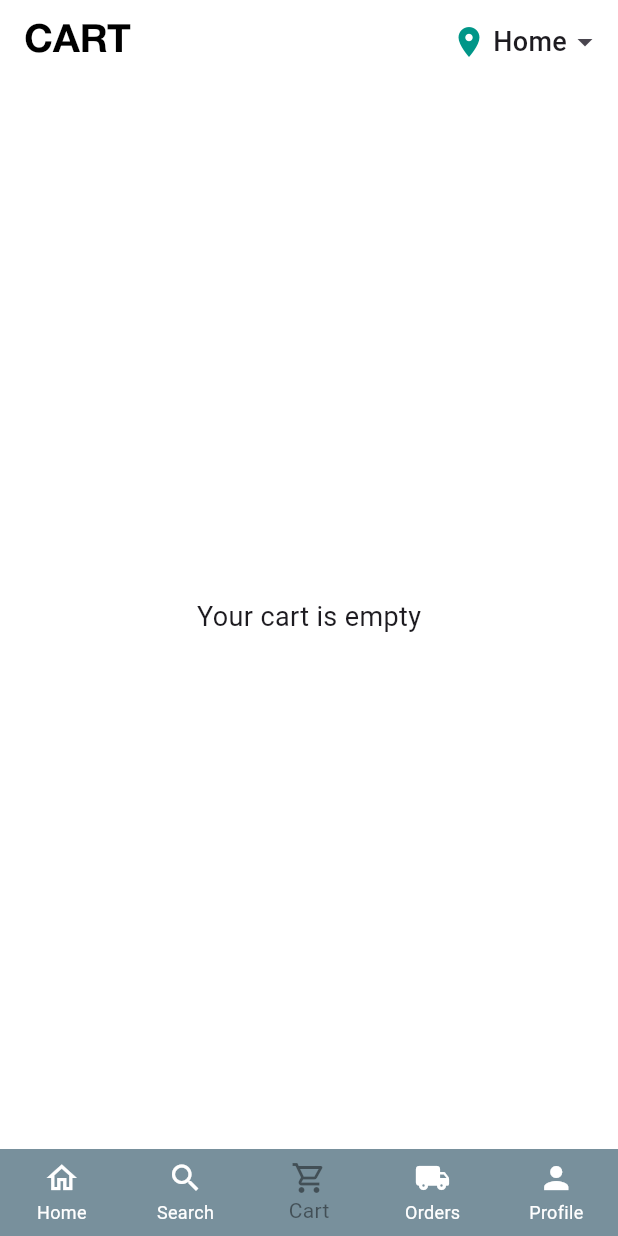
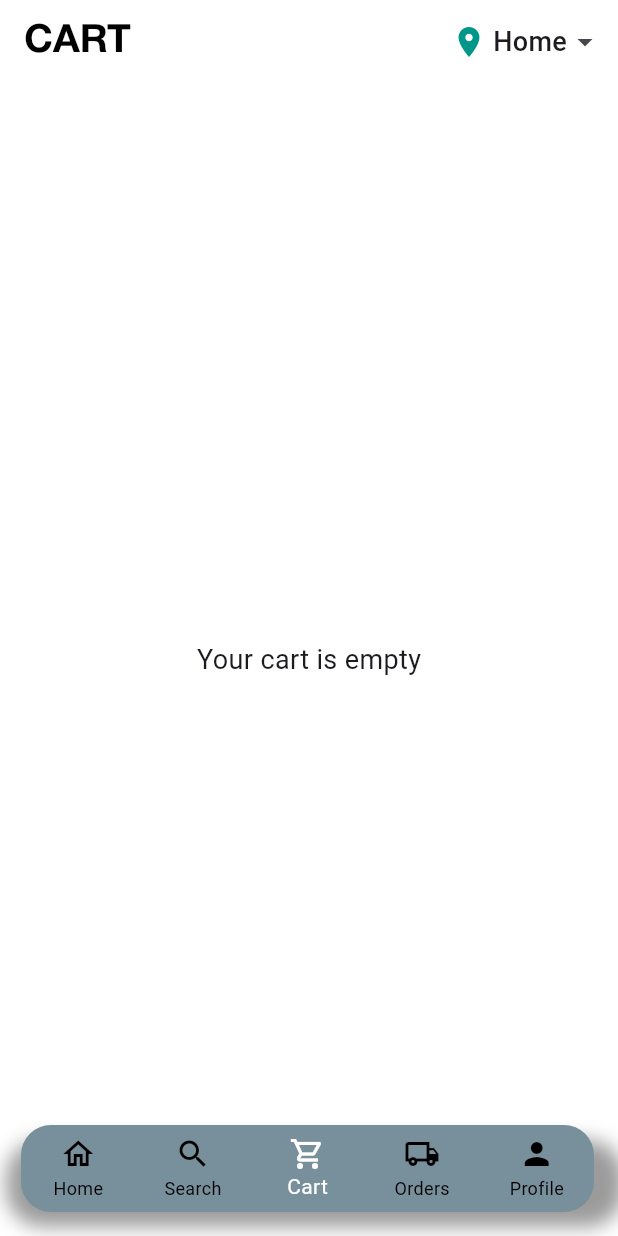
Before and after one commit to Ashwin-650/fish-and-meat-app, a Flutter app: the Myhomepage screen opened directly, item 3 of the bottom bar chosen, on a phone screen of 412 x 824 dp. Run offline on Flutter 3.47's test engine with Material 3 defaults, Android fonts, the phone set to English and light mode, and no system bars; our stand-ins replace carousel_slider, file_picker, firebase_core, firebase_messaging, flutter_carousel_widget, get and 4 more; missing offline and left inert: razorpay_flutter; accounts and stored records are empty; network calls fail.

Commit message:
some changes

```diff
--- /dev/null
+++ b/lib/controllers/nav_bar_controller.dart
@@ -0,0 +1,9 @@
+import 'package:get/get.dart';
+
+class NavBarController extends GetxController {
+  var isVisible = true.obs;
+
+  void hide() => isVisible.value = false;
+  void show() => isVisible.value = true;
+  void toggle() => isVisible.value = !isVisible.value;
+}
--- a/lib/extentions/text_extention.dart
+++ b/lib/extentions/text_extention.dart
@@ -1,10 +1,11 @@
+import 'package:fish_and_meat_app/constants/appfonts.dart';
 import 'package:flutter/material.dart';
 
 extension TextExtention on String {
   Widget extenTextStyle({
     double? fontsize,
     FontWeight? fontWeight,
-    String? fontfamily,
+    String? fontfamily = Appfonts.appFontFamily,
     Color? color,
     TextAlign? textAlign,
     TextOverflow? textOverflow,
--- a/lib/models/product_details.dart
+++ b/lib/models/product_details.dart
@@ -11,6 +11,8 @@ class ProductDetails {
   final List<int> availability;
   final String category;
   final int? quantity;
+  final int? stock;
+  final double? offerPrice;
 
   ProductDetails({
     required this.id,
@@ -23,6 +25,8 @@ class ProductDetails {
     required this.availability,
     required this.category,
     this.quantity,
+    this.stock,
+    this.offerPrice,
   });
 
   // Factory method to create a ProductDetails from a JSON map
@@ -43,6 +47,8 @@ class ProductDetails {
           : List<int>.from(json['availability']),
       category: json['category'],
       quantity: json['quantity'],
+      offerPrice: json['offerPrice'],
+      stock: json['stock'],
     );
   }
 
@@ -59,6 +65,8 @@ class ProductDetails {
       'availability': availability,
       'category': category,
       'quantity': quantity,
+      'offerPrice': offerPrice,
+      'stock': stock,
     };
   }
 }
--- a/lib/screens/myhomepage.dart
+++ b/lib/screens/myhomepage.dart
@@ -3,6 +3,7 @@ import 'dart:convert';
 import 'package:fish_and_meat_app/constants/appcolor.dart';
 import 'package:fish_and_meat_app/constants/globals.dart';
 import 'package:fish_and_meat_app/controllers/cart_items_list_controller.dart';
+import 'package:fish_and_meat_app/controllers/nav_bar_controller.dart';
 import 'package:fish_and_meat_app/controllers/orders_items_list_controller.dart';
 import 'package:fish_and_meat_app/models/order_details.dart';
 import 'package:fish_and_meat_app/models/product_details.dart';
@@ -27,6 +28,8 @@ class _MyhomepageState extends State<Myhomepage> {
       Get.put(CartItemsListController());
   final OrdersItemsListController ordersItemsListController =
       Get.put(OrdersItemsListController());
+  final NavBarController _navBarController = Get.put(NavBarController());
+
   int currentIndex = 0;
   final List<Widget> _pages = [
     const HomeScreen(),
@@ -43,35 +46,55 @@ class _MyhomepageState extends State<Myhomepage> {
         index: currentIndex,
         children: _pages,
       ),
-      bottomNavigationBar: BottomNavigationBar(
+      floatingActionButton: Obx(
+        () => AnimatedSwitcher(
+          duration: const Duration(milliseconds: 500),
+          child: _navBarController.isVisible.value
+              ? Container(
+                  padding: const EdgeInsets.only(left: 30),
+                  decoration: BoxDecoration(
+                    borderRadius: BorderRadius.circular(25),
+                    boxShadow: [
+                      BoxShadow(
+                        color: Colors.black.withAlpha(100),
+                        blurRadius: 10,
+                        offset: const Offset(20, 10),
+                      ),
+                    ],
+                  ),
+                  child: ClipRRect(
+                    borderRadius: BorderRadius.circular(20),
+                    child: BottomNavigationBar(
                       elevation: 0,
                       type: BottomNavigationBarType.fixed,
                       backgroundColor: Appcolor.bottomBarColor,
-          selectedItemColor: Colors.black45,
-          unselectedItemColor: Colors.white,
+                      selectedItemColor: Colors.white,
+                      unselectedItemColor: Colors.black,
                       currentIndex: currentIndex,
                       onTap: (value) async {
                         setState(() {
                           currentIndex = value;
                         });
 
-            // if the cart is selected which is index 2 (yet), we update the cart items.
+                        // Your existing onTap logic
                         if (value == 2) {
-              final response =
-                  await ApiService.getFromCart(token: await Globals.loginToken);
+                          final response = await ApiService.getFromCart(
+                              token: await Globals.loginToken);
                           if (response != null && response.statusCode == 200) {
-                cartItemsListController.setItems((json.decode(response.body)
-                        as List)
-                    .map((productJson) => ProductDetails.fromJson(productJson))
+                            cartItemsListController.setItems(
+                                (json.decode(response.body) as List)
+                                    .map((productJson) =>
+                                        ProductDetails.fromJson(productJson))
                                     .toList());
                           }
                         } else if (value == 3) {
-              final response =
-                  await ApiService.getOrders(token: await Globals.loginToken);
+                          final response = await ApiService.getOrders(
+                              token: await Globals.loginToken);
                           if (response != null && response.statusCode == 200) {
-                ordersItemsListController.setItems((json.decode(response.body)
-                        as List)
-                    .map((productJson) => OrderDetails.fromJson(productJson))
+                            ordersItemsListController.setItems(
+                                (json.decode(response.body) as List)
+                                    .map((productJson) =>
+                                        OrderDetails.fromJson(productJson))
                                     .toList());
                           }
                         }
@@ -79,13 +102,23 @@ class _MyhomepageState extends State<Myhomepage> {
                       items: const [
                         BottomNavigationBarItem(
                             icon: Icon(Icons.home_outlined), label: 'Home'),
-            BottomNavigationBarItem(icon: Icon(Icons.search), label: 'Search'),
                         BottomNavigationBarItem(
-                icon: Icon(Icons.shopping_cart_outlined), label: 'Cart'),
+                            icon: Icon(Icons.search), label: 'Search'),
                         BottomNavigationBarItem(
-                icon: Icon(Icons.local_shipping_rounded), label: 'Orders'),
-            BottomNavigationBarItem(icon: Icon(Icons.person), label: 'Profile'),
-          ]),
+                            icon: Icon(Icons.shopping_cart_outlined),
+                            label: 'Cart'),
+                        BottomNavigationBarItem(
+                            icon: Icon(Icons.local_shipping_outlined),
+                            label: 'Orders'),
+                        BottomNavigationBarItem(
+                            icon: Icon(Icons.person), label: 'Profile'),
+                      ],
+                    ),
+                  ),
+                )
+              : const SizedBox.shrink(),
+        ),
+      ),
     );
   }
 }
```
Also changed, not shown: lib/screens/main_screens/home_screens/home_screen.dart (+29 -27 lines), lib/screens/main_screens/home_screens/orders_screen.dart (+53 -10 lines), lib/screens/main_screens/sub_screens/items_screen.dart (+5 -12 lines), lib/screens/main_screens/sub_screens/vendor/vendor_approval_screen.dart (+7 -4 lines), lib/screens/main_screens/sub_screens/vendor/vendor_mode.dart (+12 -49 lines), lib/widgets/order_screen_widgets/orders_list_tile.dart (deleted, +0 -56 lines). Lines whose indentation alone changed are shown as unchanged.
